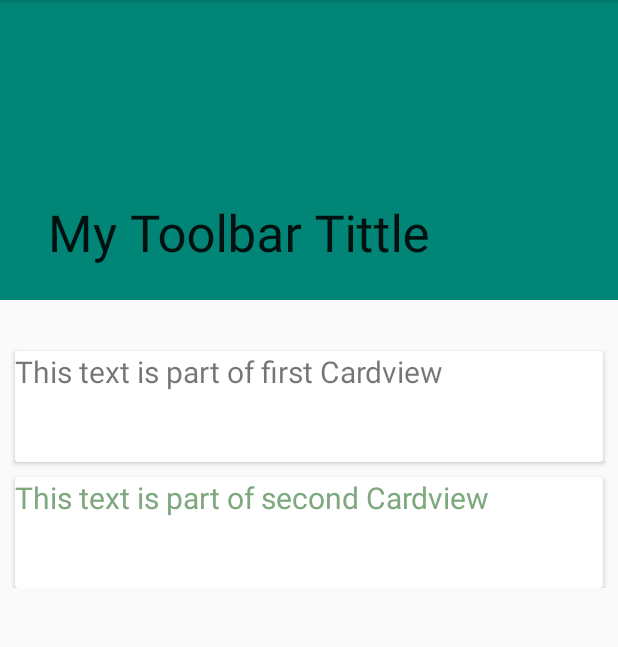
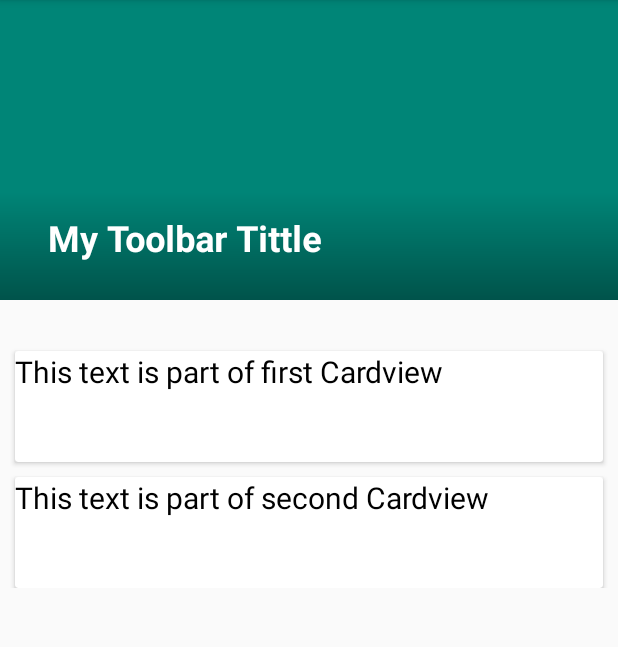
Before and after one commit to mavidalr/Recetario2, an Android app: the MostrarRecetaActivity screen opened directly, with no data from a screen before it, on a phone screen of 412 x 824 dp, the part 84-731 px from its top. Run offline under Robolectric (Android 15) with nearby library versions, the phone set to English and light mode, and no system bars; our stand-ins replace Volley; network calls fail.

Commit message:
Implementación Mostrar receta 2, sin datos

```diff
--- a/app/src/main/java/com/example/mache/recetario2/BuscarRecetasActivity.java
+++ b/app/src/main/java/com/example/mache/recetario2/BuscarRecetasActivity.java
@@ -131,7 +131,7 @@ public class BuscarRecetasActivity extends Activity {
                                 Receta.setCategoria(obj.getString("Categoria"));
                                 //Receta.setRating(((Number) obj.get("rating"))
                                 //        .doubleValue());
-                                //Receta.setYear(obj.getInt("releaseYear"));
+                                //Receta.setYear(obj.getInt("IdReceta"));
                                 Receta.setTiempoPraparacion(obj.getInt("TiempoPreparacion"));
 
                                 /*
--- a/app/src/main/java/com/example/mache/recetario2/MostrarRecetaActivity.java
+++ b/app/src/main/java/com/example/mache/recetario2/MostrarRecetaActivity.java
@@ -5,6 +5,7 @@ import android.graphics.Bitmap;
 import android.graphics.BitmapFactory;
 import android.os.AsyncTask;
 import android.support.design.widget.CollapsingToolbarLayout;
+import android.support.design.widget.Snackbar;
 import android.support.v7.app.AppCompatActivity;
 import android.os.Bundle;
 import android.support.v7.widget.Toolbar;
@@ -50,6 +51,14 @@ public class MostrarRecetaActivity extends AppCompatActivity {
             e.printStackTrace();
         }
 
+        collapsingToolbar.setContentScrimColor(getResources().getColor(R.color.colorPrimary));
+        //collapsingToolbar.setCollapsedTitleTextColor(getResources().getColor(R.color.white));
+        //collapsingToolbar.setExpandedTitleColor(getResources().getColor(R.color.white));
+        collapsingToolbar.setExpandedTitleTextAppearance(R.style.barraExpandida);
+        collapsingToolbar.setCollapsedTitleTextAppearance(R.style.barraColapse);
+
+
+
     }
 
 
--- /dev/null
+++ b/app/src/main/res/drawable/trending_gradient_shape.xml
@@ -0,0 +1,12 @@
+<?xml version="1.0" encoding="utf-8"?>
+<shape xmlns:android="http://schemas.android.com/apk/res/android"
+    android:shape="rectangle" >
+
+    <gradient
+        android:angle="90"
+        android:endColor="#00ffffff"
+        android:startColor="#aa000000"
+        android:centerColor="#00ffffff" />
+
+    <corners android:radius="0dp" />
+</shape>
--- a/app/src/main/res/layout/activity_mostrar_receta.xml
+++ b/app/src/main/res/layout/activity_mostrar_receta.xml
@@ -20,13 +20,37 @@
         android:background="@color/material_deep_teal_500"
         android:fitsSystemWindows="true">
 
+        <FrameLayout
+            android:layout_width="match_parent"
+            android:layout_height="match_parent" >
+
         <ImageView
             android:id="@+id/ImagenFondo"
             android:layout_width="match_parent"
             android:layout_height="match_parent"
             android:scaleType="centerCrop"
             android:fitsSystemWindows="true"
+            android:src="@drawable/trending_gradient_shape"
+            app:layout_collapseMode="pin"/>
+
+        <View
+            android:layout_width="match_parent"
+            android:layout_height="match_parent"
+            android:background="@drawable/trending_gradient_shape"/>
+
+
+    </FrameLayout>
+
+        <!-- <ImageView
+            android:id="@+id/ImagenFondo"
+            android:layout_width="match_parent"
+            android:layout_height="match_parent"
+            android:scaleType="centerCrop"
+            android:fitsSystemWindows="true"
+            android:src="@drawable/trending_gradient_shape"
             app:layout_collapseMode="pin" />
+-->
+
 
         <android.support.v7.widget.Toolbar
             android:id="@+id/MyToolbar"
@@ -37,6 +61,7 @@
     </android.support.design.widget.CollapsingToolbarLayout>
 
 </android.support.design.widget.AppBarLayout>
+
 
 <android.support.v4.widget.NestedScrollView
 android:layout_width="match_parent"
@@ -63,9 +88,11 @@ app:layout_behavior="@string/appbar_scrolling_view_behavior">
             android:layout_height="wrap_content">
 
             <TextView
+                android:id="@+id/cardUno"
                 android:layout_width="match_parent"
                 android:layout_height="wrap_content"
                 android:textSize="20sp"
+                android:textColor="#000000"
                 android:text="This text is part of first Cardview\n\n"/>
 
         </LinearLayout>
@@ -85,10 +112,11 @@ app:layout_behavior="@string/appbar_scrolling_view_behavior">
             android:layout_height="wrap_content">
 
             <TextView
+                android:id="@+id/cardDos"
                 android:layout_width="match_parent"
                 android:layout_height="wrap_content"
                 android:textSize="20sp"
-                android:textColor="@color/abc_search_url_text"
+                android:textColor="#000000"
                 android:text="This text is part of second Cardview\n\n"/>
 
         </LinearLayout>
@@ -99,4 +127,7 @@ app:layout_behavior="@string/appbar_scrolling_view_behavior">
 
 </android.support.v4.widget.NestedScrollView>
 
+
+
+
     </android.support.design.widget.CoordinatorLayout>
--- a/app/src/main/res/layout/list_row.xml
+++ b/app/src/main/res/layout/list_row.xml
@@ -52,6 +52,7 @@
         android:layout_alignParentBottom="true"
         android:layout_alignParentRight="true"
         android:textColor="@color/year"
-        android:textSize="@dimen/year" />
+        android:textSize="@dimen/year"
+        android:visibility = "gone"/>
 
 </RelativeLayout>
--- a/app/src/main/res/values/styles.xml
+++ b/app/src/main/res/values/styles.xml
@@ -17,5 +17,15 @@
 
     <style name="AppTheme.PopupOverlay" parent="ThemeOverlay.AppCompat.Light" />
 
+    <style name="barraExpandida" parent="@android:style/TextAppearance.Medium">
+        <item name="android:textSize">24sp</item>
+        <item name="android:textColor">@color/white</item>
+        <item name="android:textStyle">bold</item>
+    </style>
+    <style name="barraColapse" parent="@android:style/TextAppearance.Medium">
+        <item name="android:textSize">22sp</item>
+        <item name="android:textColor">@color/white</item>
+    </style>
+
 
 </resources>
```
